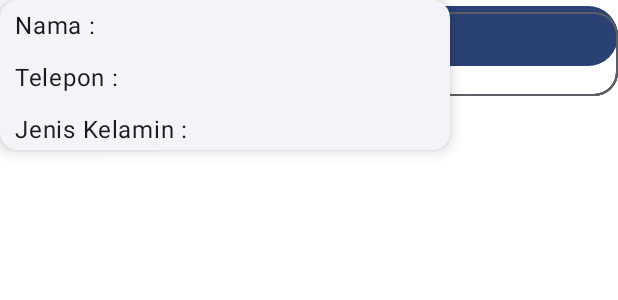
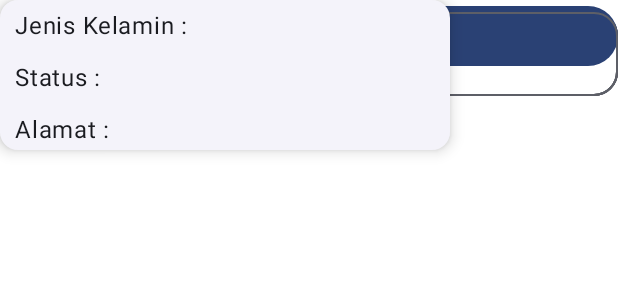
Before and after one commit to FahriH-afk/022_ViewModel, an Android app built with Jetpack Compose: the @Preview function GreetingPreview, on a phone screen of 412 x 824 dp. Shown: the top 300 px of the screen. Run offline under Robolectric (Android 15) with nearby library versions, the phone set to English and light mode, and no system bars.

Commit message:
Menambahkan pada bagian texthasil

```diff
--- a/app/src/main/java/com/example/cek/MainActivity.kt
+++ b/app/src/main/java/com/example/cek/MainActivity.kt
@@ -155,9 +155,10 @@ fun TampilForm(cobaViewModel: CobaViewModel = viewModel()) {
     )
     Spacer(modifier = Modifier.height(100.dp))
     TextHasil(
-        namanya = cobaViewModel.namaUsr,
-        telponnya = cobaViewModel.noTlp,
-        jenissnya = cobaViewModel.jenisKL
+        jenissnya = cobaViewModel.jenisKL,
+        emailnya = cobaViewModel.email,
+        statusnya = cobaViewModel.status,
+        alamatnya = cobaViewModel.address
     )
 }
 
@@ -231,7 +232,7 @@ fun pilihSts (
 
 
 @Composable
-fun TextHasil (namanya:String,telponnya:String,jenissnya:String) {
+fun TextHasil (jenissnya:String,emailnya:String,statusnya:String,alamatnya:String) {
     ElevatedCard (
         elevation = CardDefaults.cardElevation(
             defaultElevation = 6.dp
@@ -239,13 +240,16 @@ fun TextHasil (namanya:String,telponnya:String,jenissnya:String) {
         modifier = Modifier
             .size(width = 300.dp, height = 100.dp)
     ) {
-        Text(text = "Nama : " + namanya,
+        Text(text = "Jenis Kelamin : " + jenissnya,
             modifier = Modifier
                 .padding(horizontal = 10.dp, vertical = 5.dp))
-        Text(text = "Telepon : " + telponnya,
+        Text(text = "Status : " + statusnya,
             modifier = Modifier
                 .padding(horizontal = 10.dp, vertical = 5.dp))
-        Text(text = "Jenis Kelamin : " + jenissnya,
+        Text(text = "Alamat : " + alamatnya,
+            modifier = Modifier
+                .padding(horizontal = 10.dp, vertical = 5.dp))
+        Text(text = "Email : " + emailnya,
             modifier = Modifier
                 .padding(horizontal = 10.dp, vertical = 5.dp))
 
--- a/app/src/main/res/values/strings.xml
+++ b/app/src/main/res/values/strings.xml
@@ -2,7 +2,7 @@
     <string name="app_name">Cek</string>
     <string name="pria">Pria</string>
     <string name="wanita">Wanita</string>
-    <string name="submit">Submit</string>
+    <string name="submit">Register</string>
     <string name="Kawin">Menikah</string>
     <string name="belummenikah">Belum Menikah</string>
 </resources>
```
